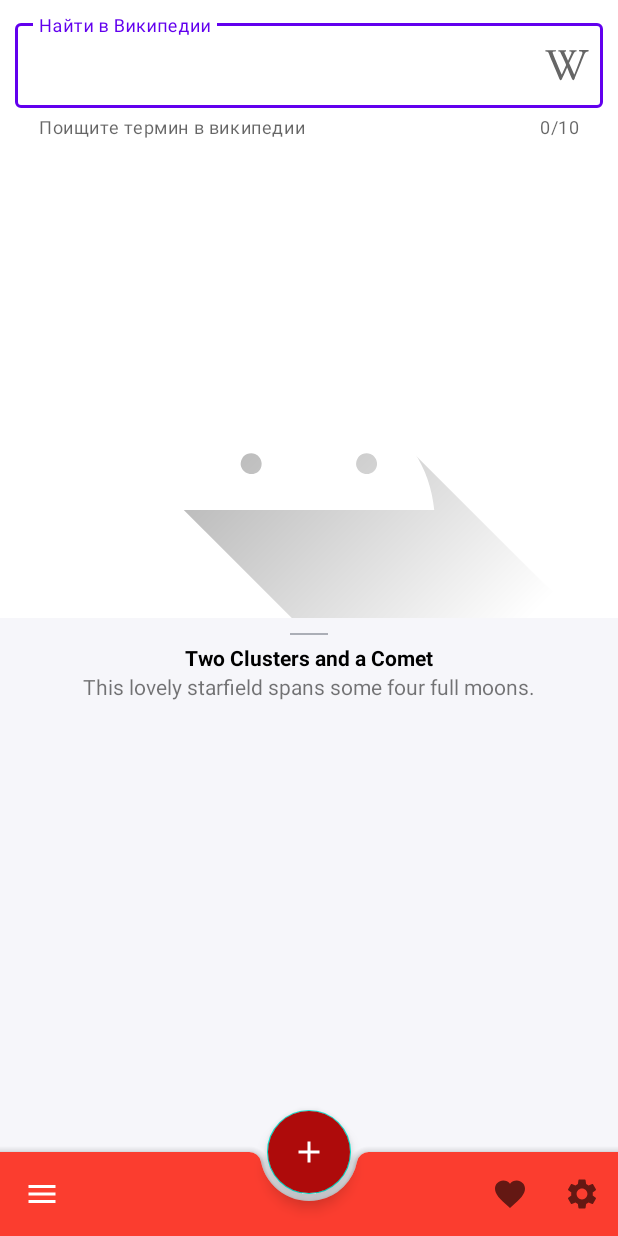
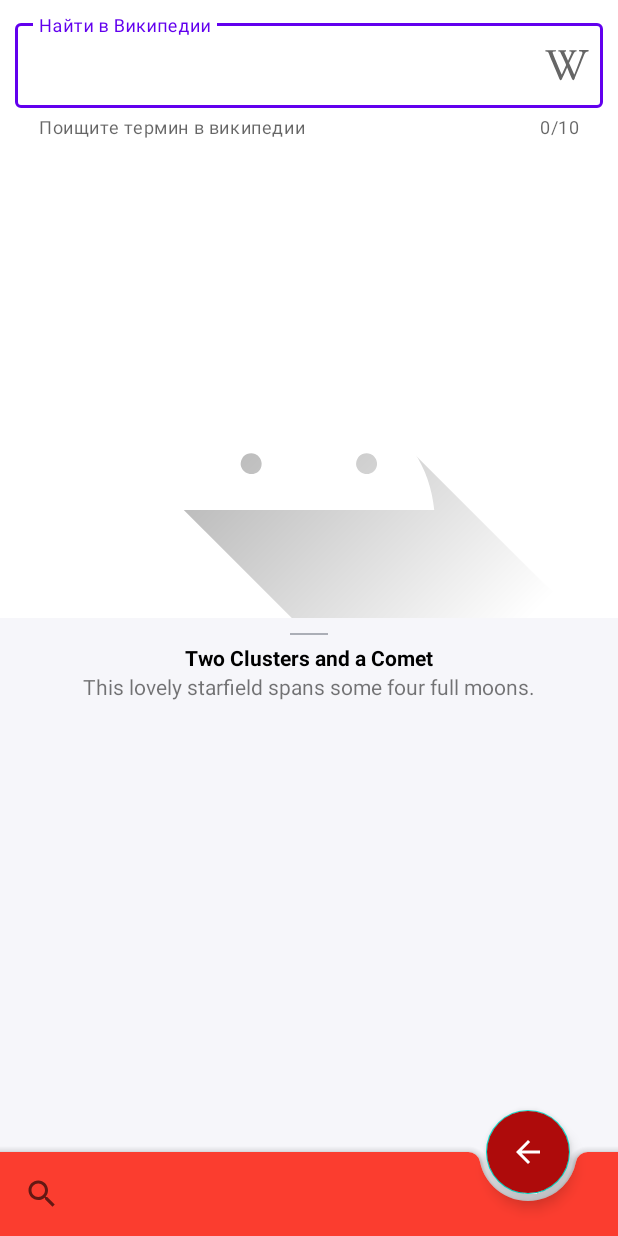
Before and after one commit to WbDmitry/MaterialDesign, an Android app: the screen it shows after launch (MainActivity), after a tap on an icon or button, on a phone screen of 412 x 824 dp. Run offline under Robolectric (Android 15) with nearby library versions, the phone set to English and light mode, and no system bars; pictures from the network do not load; 1 other tap on this screen came first.

Commit message:
Добавил переключение меню между экранами

```diff
--- /dev/null
+++ b/app/src/main/res/drawable/ic_baseline_arrow_back_24.xml
@@ -0,0 +1,11 @@
+<vector xmlns:android="http://schemas.android.com/apk/res/android"
+    android:width="24dp"
+    android:height="24dp"
+    android:viewportWidth="24"
+    android:viewportHeight="24"
+    android:tint="?attr/colorControlNormal"
+    android:autoMirrored="true">
+  <path
+      android:fillColor="@android:color/white"
+      android:pathData="M20,11H7.83l5.59,-5.59L12,4l-8,8 8,8 1.41,-1.41L7.83,13H20v-2z"/>
+</vector>
--- /dev/null
+++ b/app/src/main/res/drawable/ic_baseline_search_24.xml
@@ -0,0 +1,10 @@
+<vector xmlns:android="http://schemas.android.com/apk/res/android"
+    android:width="24dp"
+    android:height="24dp"
+    android:viewportWidth="24"
+    android:viewportHeight="24"
+    android:tint="?attr/colorControlNormal">
+  <path
+      android:fillColor="@android:color/white"
+      android:pathData="M15.5,14h-0.79l-0.28,-0.27C15.41,12.59 16,11.11 16,9.5 16,5.91 13.09,3 9.5,3S3,5.91 3,9.5 5.91,16 9.5,16c1.61,0 3.09,-0.59 4.23,-1.57l0.27,0.28v0.79l5,4.99L20.49,19l-4.99,-5zM9.5,14C7.01,14 5,11.99 5,9.5S7.01,5 9.5,5 14,7.01 14,9.5 11.99,14 9.5,14z"/>
+</vector>
--- /dev/null
+++ b/app/src/main/res/menu/menu_bottom_bar_empty.xml
@@ -0,0 +1,11 @@
+<?xml version="1.0" encoding="utf-8"?>
+<menu xmlns:android="http://schemas.android.com/apk/res/android"
+        xmlns:app="http://schemas.android.com/apk/res-auto">
+
+    <item
+            android:id="@+id/app_bar_fav"
+            android:icon="@drawable/ic_baseline_search_24"
+            android:title="@string/search"
+            app:showAsAction="always" />
+
+</menu>
```
Also changed, not shown: app/src/main/java/com/example/materialdesign/ui/mainfragment/MainFragment.kt (+22 -1 lines).
